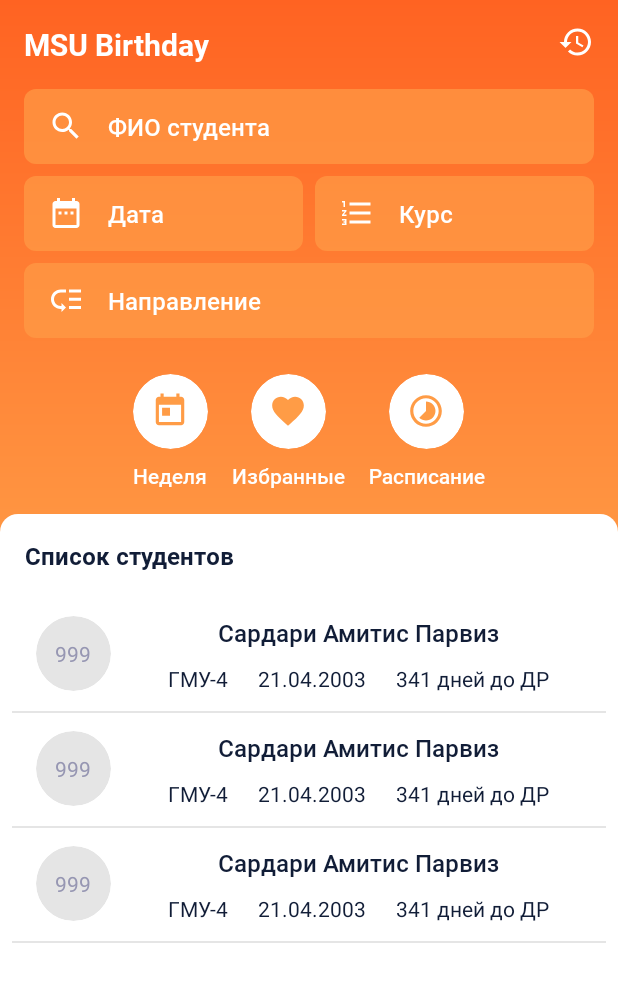
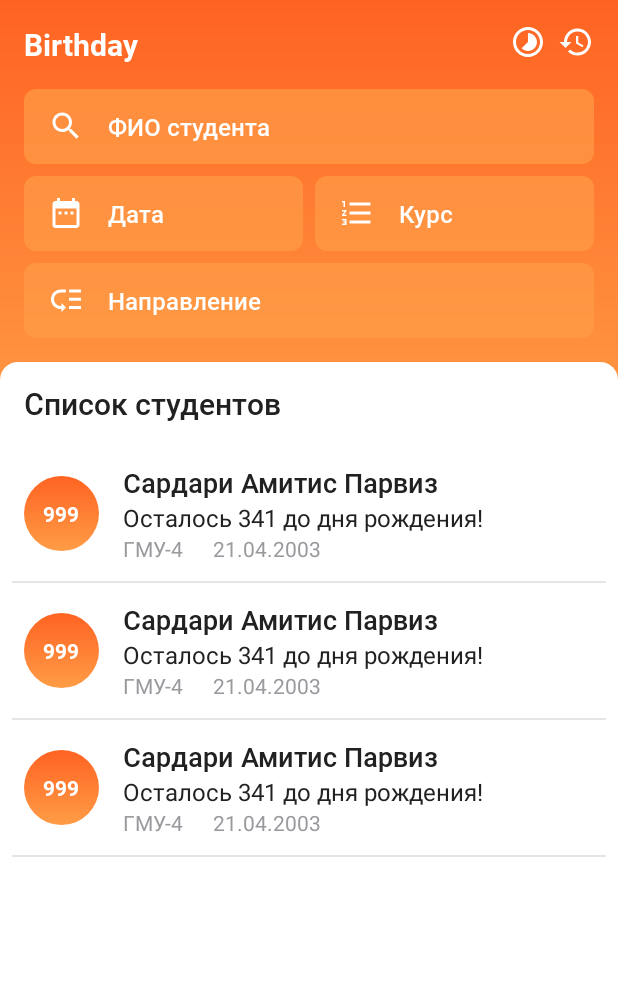
Before and after one commit to boronov/msu-birthday, an Android app: the layout activity_main.xml on its own in the app's theme, with its tools: preview values and no code run, on a phone screen of 412 x 824 dp. Shown: the top 982 px of the screen. Run offline under Robolectric (Android 15) with nearby library versions, the phone set to English and light mode, and no system bars.

Commit message:
release 1.3

```diff
--- a/app/build.gradle
+++ b/app/build.gradle
@@ -15,8 +15,8 @@ android {
         applicationId "tj.msu.birthday"
         minSdkVersion 21
         targetSdkVersion 30
-        versionCode 2
-        versionName "1.1"
+        versionCode 4
+        versionName "1.3"
 
         testInstrumentationRunner "androidx.test.runner.AndroidJUnitRunner"
     }
@@ -43,7 +43,6 @@ android {
 }
 
 dependencies {
-
     implementation "org.jetbrains.kotlin:kotlin-stdlib:$kotlin_version"
     implementation 'androidx.core:core-ktx:1.3.2'
     implementation 'androidx.appcompat:appcompat:1.2.0'
--- a/app/src/main/AndroidManifest.xml
+++ b/app/src/main/AndroidManifest.xml
@@ -3,6 +3,8 @@
     package="tj.msu.birthday">
 
     <uses-permission android:name="android.permission.INTERNET" />
+
+    <uses-permission android:name="android.permission.VIBRATE" />
 
     <application
         android:name=".App"
--- a/app/src/main/java/tj/msu/birthday/config.kt
+++ b/app/src/main/java/tj/msu/birthday/config.kt
@@ -18,6 +18,9 @@ const val STUDENT_COLUMN_START = "start"
 const val STUDENT_COLUMN_NAPRAV = "naprav"
 const val STUDENT_COLUMN_FAVORITE = "isFavorite"
 
+const val STUDENT_COURSE = "course"
+const val STUDENT_DIRECTION = "direction"
+const val STUDENT_FIO = "fio"
 
 
 fun changeStatusBarColor(
--- a/app/src/main/java/tj/msu/birthday/data/db/AppDatabase.kt
+++ b/app/src/main/java/tj/msu/birthday/data/db/AppDatabase.kt
@@ -7,7 +7,7 @@ import tj.msu.birthday.data.db.model.Student
 
 @Database(
     entities = [Student::class],
-    version = 1
+    version = 2
 )
 abstract class AppDatabase : RoomDatabase() {
     abstract fun studentDAO(): StudentDAO
--- a/app/src/main/java/tj/msu/birthday/ui/MainActivity.kt
+++ b/app/src/main/java/tj/msu/birthday/ui/MainActivity.kt
@@ -3,8 +3,6 @@ package tj.msu.birthday.ui
 import android.annotation.SuppressLint
 import android.content.Intent
 import android.os.Bundle
-import android.util.Log
-import android.widget.Toast
 import androidx.appcompat.app.AppCompatActivity
 import androidx.core.widget.addTextChangedListener
 import androidx.lifecycle.MutableLiveData
@@ -142,7 +140,8 @@ class MainActivity : AppCompatActivity(),
     }
 
     override fun callbackCurs(curs: String, cursID: Int) {
-        cursLiveData.value = if (cursID != 0) cursID.toString() else ""
+        val cursid = cursID + 1
+        cursLiveData.value = if (cursid != 0) cursid.toString() else ""
         binding.buttonCurs.text = curs
     }
 
--- a/app/src/main/res/layout/activity_main.xml
+++ b/app/src/main/res/layout/activity_main.xml
@@ -51,6 +51,18 @@
                         android:layout_alignParentEnd="true"
                         android:layout_gravity="end"
                         android:background="@drawable/ic_restore"
+                        android:clickable="true"
+                        android:focusable="true" />
+
+                    <View
+                        android:id="@+id/button_timetable"
+                        android:layout_width="24dp"
+                        android:layout_height="24dp"
+                        android:layout_gravity="end"
+                        android:layout_marginEnd="8dp"
+                        android:layout_toStartOf="@id/button_restore"
+                        android:background="@drawable/ic_timetable"
+                        android:backgroundTint="@color/white"
                         android:clickable="true"
                         android:focusable="true" />
                 </RelativeLayout>
@@ -162,7 +174,8 @@
                     android:layout_marginTop="8dp"
                     android:layout_marginBottom="16dp"
                     android:gravity="center"
-                    android:orientation="horizontal">
+                    android:orientation="horizontal"
+                    android:visibility="gone">
 
                     <LinearLayout
                         android:layout_width="wrap_content"
@@ -244,8 +257,8 @@
                         android:gravity="center"
                         android:orientation="vertical">
 
+                        <!--android:id="@+id/button_timetable"-->
                         <androidx.cardview.widget.CardView
-                            android:id="@+id/button_timetable"
                             android:layout_width="50dp"
                             android:layout_height="50dp"
                             android:clickable="true"
@@ -294,14 +307,14 @@
                 android:layout_alignParentStart="true"
                 android:layout_alignParentTop="true"
                 android:layout_alignParentBottom="true"
-                android:fontFamily="@font/roboto_bold"
+                android:fontFamily="@font/roboto_medium"
                 android:gravity="center"
                 android:maxLines="1"
                 android:paddingStart="16dp"
                 android:paddingEnd="16dp"
                 android:text="@string/student_list"
                 android:textColor="@color/textPrimary"
-                android:textSize="16sp" />
+                android:textSize="20sp" />
         </RelativeLayout>
 
     </com.google.android.material.appbar.AppBarLayout>
--- a/app/src/main/res/layout/birthday_list_item.xml
+++ b/app/src/main/res/layout/birthday_list_item.xml
@@ -3,8 +3,6 @@
     xmlns:app="http://schemas.android.com/apk/res-auto"
     android:layout_width="match_parent"
     android:layout_height="wrap_content"
-    android:background="?android:selectableItemBackground"
-    android:clickable="true"
     android:focusable="true"
     android:gravity="center"
     android:orientation="vertical"
@@ -15,16 +13,16 @@
     <LinearLayout
         android:layout_width="match_parent"
         android:layout_height="match_parent"
-        android:layout_marginStart="16dp"
+        android:layout_marginStart="8dp"
         android:layout_marginTop="4dp"
-        android:layout_marginEnd="16dp"
+        android:layout_marginEnd="8dp"
         android:layout_marginBottom="4dp"
         android:orientation="horizontal">
 
         <androidx.cardview.widget.CardView
             android:layout_width="50dp"
             android:layout_height="50dp"
-            app:cardBackgroundColor="#E5E5E5"
+            android:layout_gravity="center_vertical"
             app:cardCornerRadius="25dp"
             app:cardElevation="0dp">
 
@@ -32,9 +30,11 @@
                 android:id="@+id/id"
                 android:layout_width="match_parent"
                 android:layout_height="match_parent"
+                android:background="@drawable/gradient_orange_yellow"
+                android:fontFamily="@font/roboto_bold"
                 android:gravity="center"
                 android:text="999"
-                android:textColor="@color/gray" />
+                android:textColor="@color/white" />
         </androidx.cardview.widget.CardView>
 
         <LinearLayout
@@ -48,16 +48,24 @@
                 android:layout_width="match_parent"
                 android:layout_height="wrap_content"
                 android:fontFamily="@font/roboto_medium"
-                android:gravity="center"
+                android:gravity="start"
                 android:text="Сардари Амитис Парвиз"
+                android:textColor="@color/textPrimary"
+                android:textSize="18sp" />
+
+
+            <TextView
+                android:id="@+id/day_to_birthday"
+                android:layout_width="wrap_content"
+                android:layout_height="wrap_content"
+                android:text="Осталось 341 до дня рождения!"
                 android:textColor="@color/textPrimary"
                 android:textSize="16sp" />
 
             <LinearLayout
                 android:layout_width="match_parent"
                 android:layout_height="wrap_content"
-                android:layout_marginTop="10dp"
-                android:gravity="center"
+                android:gravity="start"
                 android:orientation="horizontal">
 
                 <TextView
@@ -65,8 +73,8 @@
                     android:layout_width="wrap_content"
                     android:layout_height="wrap_content"
                     android:text="ГМУ-4"
-                    android:textColor="@color/textPrimary"
-                    android:weightSum="50" />
+                    android:textColor="@color/textSecondary"
+                    android:textSize="14sp" />
 
                 <TextView
                     android:id="@+id/birthday"
@@ -74,17 +82,8 @@
                     android:layout_height="wrap_content"
                     android:layout_marginStart="20dp"
                     android:text="21.04.2003"
-                    android:textColor="@color/textPrimary"
-                    android:weightSum="50" />
-
-                <TextView
-                    android:id="@+id/day_to_birthday"
-                    android:layout_width="wrap_content"
-                    android:layout_height="wrap_content"
-                    android:layout_marginStart="20dp"
-                    android:text="341 дней до ДР"
-                    android:textColor="@color/textPrimary"
-                    android:weightSum="50" />
+                    android:textColor="@color/textSecondary"
+                    android:textSize="14sp" />
             </LinearLayout>
         </LinearLayout>
     </LinearLayout>
--- a/app/src/main/res/values/colors.xml
+++ b/app/src/main/res/values/colors.xml
@@ -3,7 +3,9 @@
     <color name="main">#FF6322</color>
 
     <color name="white">#FFFFFFFF</color>
-    <color name="textPrimary">#111D37</color>
+    <color name="textPrimary">#212121</color>
+    <color name="textSecondary">#999A9E</color>
+
     <color name="gray">#9696B2</color>
     <color name="gradient_end">#FF9C46</color>
     <color name="blue">#002147</color>
--- a/app/src/main/res/values/strings.xml
+++ b/app/src/main/res/values/strings.xml
@@ -29,7 +29,7 @@
     <string name="favorite">Избранные</string>
     <string name="share">Поделиться</string>
     <string name="week">Неделя</string>
-    <string name="header_name">MSU Birthday</string>
+    <string name="header_name">@string/app_name</string>
     <string name="timetable">Расписание</string>
     <string name="refresg">Обновить</string>
 </resources>
```
Also changed, not shown: app/src/main/java/tj/msu/birthday/adapter/StudentListAdapter.kt (+56 -8 lines), app/src/main/java/tj/msu/birthday/ui/timetable/TimetableActivity.kt (+31 -21 lines), app/src/main/res/layout/activity_timetable.xml (+9 -3 lines), app/src/main/assets/database/birthday.db, app/src/main/res/drawable/field_button_selector_timetable.xml (renamed from app/src/main/res/drawable/fied_button_selector_timetable.xml), 2 other files.
